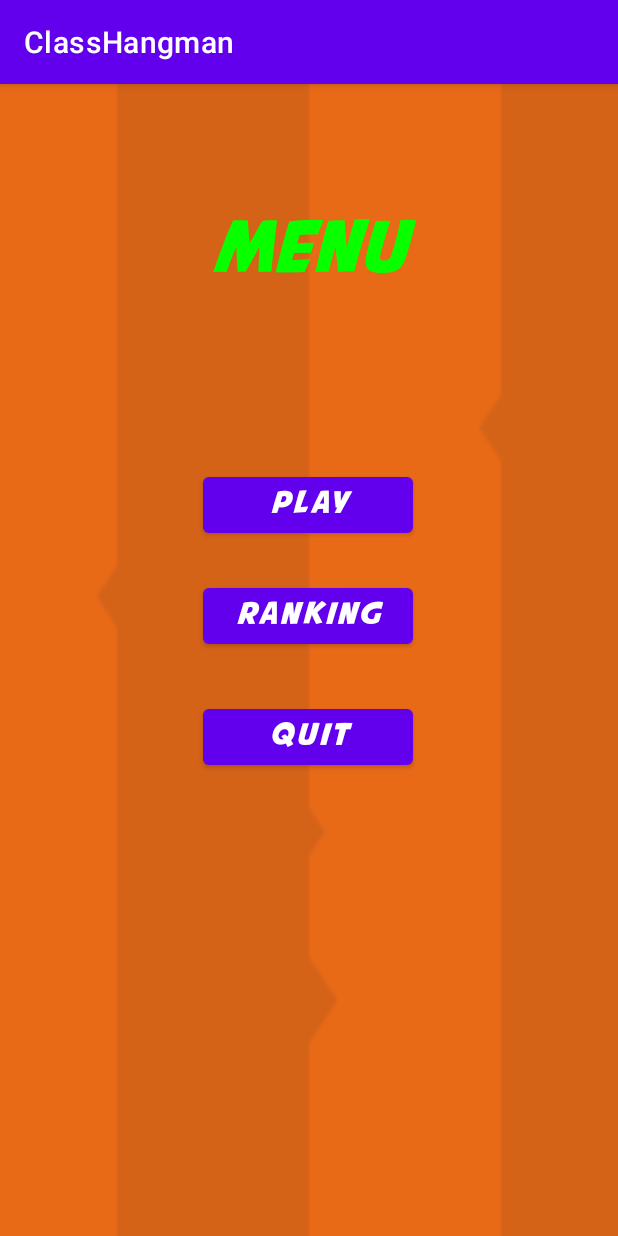
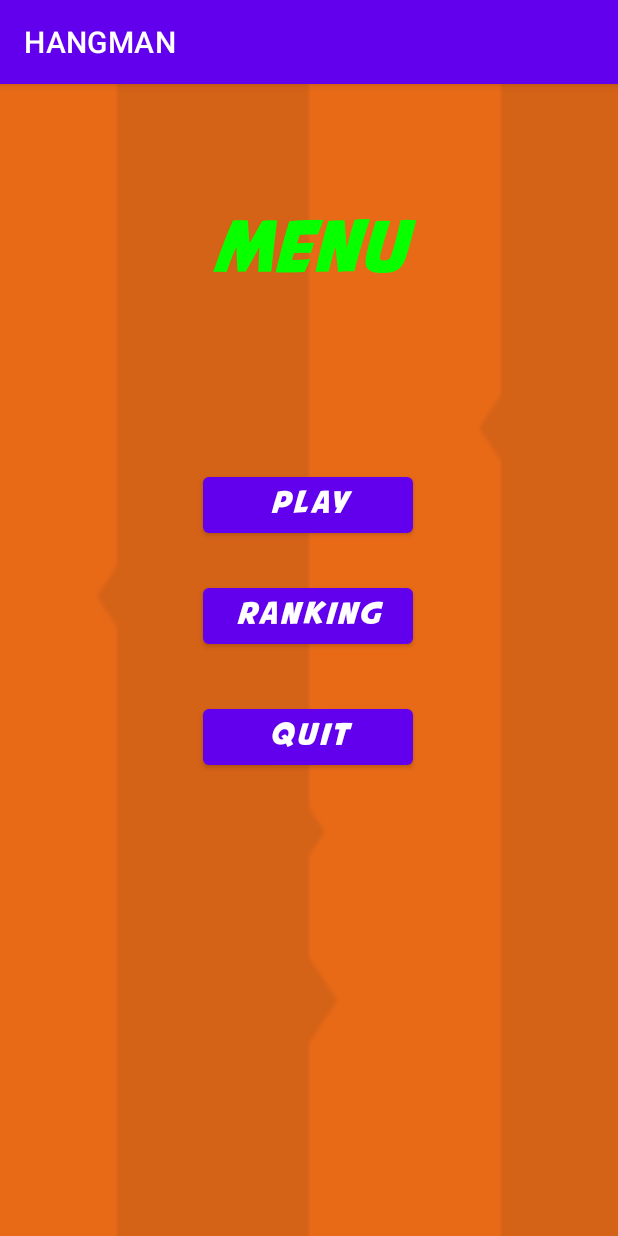
Before and after one commit to thecharlie00/ClassHangman, an Android app: the MainMenu screen opened directly, with no data from a screen before it, on a phone screen of 412 x 824 dp. Run offline under Robolectric (Android 15) with nearby library versions, the phone set to English and light mode, and no system bars; our stand-ins replace AdMob.

Commit message:
little changes

```diff
--- a/app/src/main/AndroidManifest.xml
+++ b/app/src/main/AndroidManifest.xml
@@ -10,7 +10,7 @@
         android:dataExtractionRules="@xml/data_extraction_rules"
         android:fullBackupContent="@xml/backup_rules"
         android:icon="@mipmap/ic_launcher"
-        android:label="@string/app_name"
+        android:label="HANGMAN"
         android:roundIcon="@mipmap/ic_launcher_round"
         android:supportsRtl="true"
         android:theme="@style/Theme.ClassHangman"
--- a/app/src/main/java/com/example/classhangman/game/GameActivity.kt
+++ b/app/src/main/java/com/example/classhangman/game/GameActivity.kt
@@ -10,6 +10,7 @@ import androidx.appcompat.app.AppCompatActivity
 import androidx.core.view.children
 import com.example.classhangman.databinding.ActivityGameBinding
 import com.example.classhangman.menu.Login
+import com.example.classhangman.menu.MainMenu
 import com.example.classhangman.menu.Register
 import com.example.classhangman.ranking.RankingActivity
 import com.google.firebase.FirebaseApp
@@ -112,7 +113,7 @@ class GameActivity : AppCompatActivity() {
         }
 
         binding.gotoRanking.setOnClickListener {
-            val intent = Intent(this, Login::class.java)
+            val intent = Intent(this, MainMenu::class.java)
             startActivity(intent)
             mediaGame.clickSound()
         }
--- a/app/src/main/java/com/example/classhangman/menu/Login.kt
+++ b/app/src/main/java/com/example/classhangman/menu/Login.kt
@@ -9,6 +9,7 @@ import android.widget.Toast
 import com.example.classhangman.databinding.ActivityLoginBinding
 import com.example.classhangman.databinding.ActivityRegisterBinding
 import com.example.classhangman.game.GameActivity
+import com.google.android.gms.ads.MobileAds
 
 
 class Login : AppCompatActivity() {
@@ -22,7 +23,7 @@ class Login : AppCompatActivity() {
         setContentView(R.layout.activity_login)
 
         auth = FirebaseAuth.getInstance()
-
+        MobileAds.initialize(this) {}
         binding = ActivityLoginBinding.inflate(layoutInflater)
         setContentView(binding.root)
 
--- a/app/src/main/java/com/example/classhangman/menu/MainMenu.kt
+++ b/app/src/main/java/com/example/classhangman/menu/MainMenu.kt
@@ -1,11 +1,14 @@
 package com.example.classhangman.menu
 
+import android.content.Intent
 import androidx.appcompat.app.AppCompatActivity
 import android.os.Bundle
+import android.service.notification.NotificationListenerService.Ranking
 import com.example.classhangman.R
 import com.example.classhangman.databinding.ActivityLoginBinding
 import com.example.classhangman.databinding.ActivityMainMenuBinding
-import com.google.android.gms.ads.AdView
+import com.example.classhangman.game.GameActivity
+
 import com.google.android.gms.ads.MobileAds
 import com.google.android.gms.ads.AdRequest
 
@@ -15,22 +18,31 @@ import com.google.android.gms.ads.AdRequest
 class MainMenu : AppCompatActivity() {
 
     lateinit var binding: ActivityMainMenuBinding
-    private lateinit var adView: AdView
+
 
     override fun onCreate(savedInstanceState: Bundle?) {
+        super.onCreate(savedInstanceState)
+        setContentView(R.layout.activity_main_menu)
+        binding = ActivityMainMenuBinding.inflate(layoutInflater)
 
-        binding = ActivityMainMenuBinding.inflate(layoutInflater)
+
+        binding.playBtn2.setOnClickListener {
+            startActivity(Intent(this, GameActivity::class.java))
+        }
+        binding.rankingBtn.setOnClickListener {
+            startActivity(Intent(this, Ranking::class.java))
+        }
+        binding.quitBtn.setOnClickListener {
+            finishAffinity()
+            System.exit(0)
+        }
+        val adRequest = AdRequest.Builder().build()
+        binding.adView.loadAd(adRequest)
         setContentView(binding.root)
 
-        MobileAds.initialize(this) {}
-        adView = binding.adView
-        val adRequest = AdRequest.Builder().build()
-        adView.loadAd(adRequest)
-        super.onCreate(savedInstanceState)
-        setContentView(R.layout.activity_main_menu)
     }
     override fun onDestroy() {
-        adView.destroy()
+        binding.adView.destroy()
         super.onDestroy()
     }
 }
--- a/app/src/main/java/com/example/classhangman/menu/Register.kt
+++ b/app/src/main/java/com/example/classhangman/menu/Register.kt
@@ -17,9 +17,12 @@ class Register : AppCompatActivity() {
     override fun onCreate(savedInstanceState: Bundle?) {
         super.onCreate(savedInstanceState)
         setContentView(R.layout.activity_register)
-         auth = FirebaseAuth.getInstance()
+
+        auth = FirebaseAuth.getInstance()
+
         binding = ActivityRegisterBinding.inflate(layoutInflater)
         setContentView(binding.root)
+
         binding.done.setOnClickListener{
             val email = binding.emailText.text.toString()
             val password = binding.passwordText.text.toString()
--- a/app/src/main/res/layout/activity_game.xml
+++ b/app/src/main/res/layout/activity_game.xml
@@ -453,11 +453,11 @@
         android:layout_height="wrap_content"
         android:layout_marginBottom="318dp"
         android:fontFamily="@font/avenger"
-        android:text="Ranking"
+        android:text="MENU"
         android:visibility="visible"
         app:layout_constraintBottom_toTopOf="@+id/view2"
         app:layout_constraintEnd_toEndOf="parent"
-        app:layout_constraintHorizontal_bias="0.0"
+        app:layout_constraintHorizontal_bias="0.049"
         app:layout_constraintStart_toStartOf="parent"
         app:layout_constraintTop_toTopOf="parent"
         app:layout_constraintVertical_bias="0.0"
```
